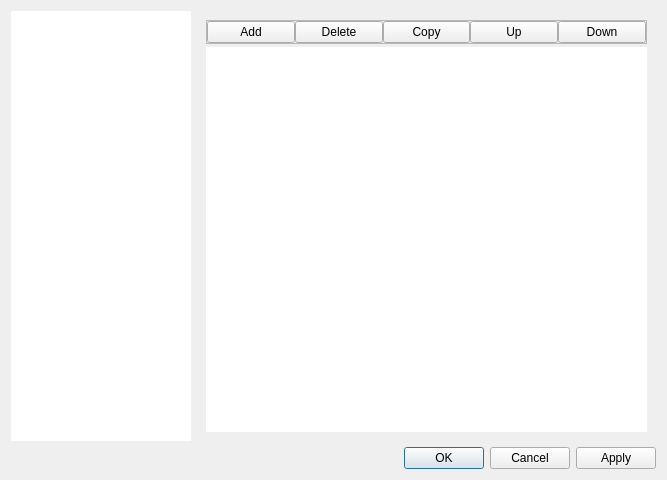
karakirimu/AutoBatchTools, file src/ProfileEditor/settingdialog/settingdialog.ui: the form before one commit.
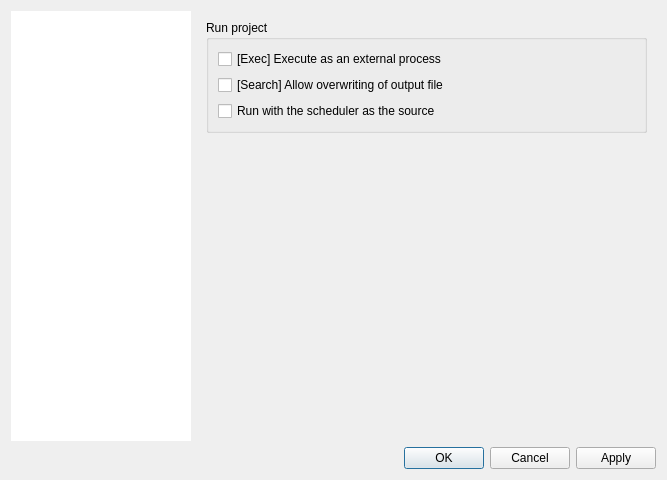
The form after the commit. The open tabs and pages were chosen to show the change. Icons and pictures are not drawn. Custom widgets are drawn as their Qt base class.

```diff
--- a/src/ProfileEditor/settingdialog/settingdialog.ui
+++ b/src/ProfileEditor/settingdialog/settingdialog.ui
@@ -283,36 +283,6 @@
                     </layout>
                    </widget>
                   </item>
-                  <item>
-                   <widget class="QGroupBox" name="groupBox">
-                    <property name="title">
-                     <string>Run project</string>
-                    </property>
-                    <layout class="QVBoxLayout" name="verticalLayout_3">
-                     <item>
-                      <widget class="QCheckBox" name="detachCheckBox">
-                       <property name="text">
-                        <string>[Exec] Execute as an external process</string>
-                       </property>
-                      </widget>
-                     </item>
-                     <item>
-                      <widget class="QCheckBox" name="fsupdateCheckBox">
-                       <property name="text">
-                        <string>[Search] Allow overwriting of output file</string>
-                       </property>
-                      </widget>
-                     </item>
-                     <item>
-                      <widget class="QCheckBox" name="fakeresidentCheckBox">
-                       <property name="text">
-                        <string>Run with the scheduler as the source</string>
-                       </property>
-                      </widget>
-                     </item>
-                    </layout>
-                   </widget>
-                  </item>
                   <item>
                    <spacer name="verticalSpacer_2">
                     <property name="orientation">
@@ -332,42 +302,18 @@
               </item>
              </layout>
             </widget>
-            <widget class="QWidget" name="settingstring">
-             <layout class="QVBoxLayout" name="verticalLayout_7">
-              <property name="spacing">
-               <number>3</number>
-              </property>
+            <widget class="QWidget" name="settingtest">
+             <layout class="QVBoxLayout" name="verticalLayout_6">
               <item>
-               <widget class="QFrame" name="frame_5">
-                <property name="enabled">
-                 <bool>true</bool>
+               <widget class="QGroupBox" name="groupBox">
+                <property name="title">
+                 <string>Run project</string>
                 </property>
-                <property name="frameShape">
-                 <enum>QFrame::StyledPanel</enum>
-                </property>
-                <property name="frameShadow">
-                 <enum>QFrame::Raised</enum>
-                </property>
-                <layout class="QHBoxLayout" name="horizontalLayout_2">
-                 <property name="spacing">
-                  <number>0</number>
-                 </property>
-                 <property name="leftMargin">
-                  <number>0</number>
-                 </property>
-                 <property name="topMargin">
-                  <number>0</number>
-                 </property>
-                 <property name="rightMargin">
-                  <number>0</number>
-                 </property>
-                 <property name="bottomMargin">
-                  <number>0</number>
-                 </property>
+                <layout class="QVBoxLayout" name="verticalLayout_3">
                  <item>
-                  <widget class="QPushButton" name="gAddButton">
+                  <widget class="QCheckBox" name="detachCheckBox">
                    <property name="text">
-                    <string>Add</string>
+                    <string>[Exec] Execute as an external process</string>
                    </property>
                    <property name="icon">
                     <iconset resource="../../../res/resources.qrc">
@@ -376,9 +322,9 @@
                   </widget>
                  </item>
                  <item>
-                  <widget class="QPushButton" name="gDeleteButton">
+                  <widget class="QCheckBox" name="fsupdateCheckBox">
                    <property name="text">
-                    <string>Delete</string>
+                    <string>[Search] Allow overwriting of output file</string>
                    </property>
                    <property name="icon">
                     <iconset resource="../../../res/resources.qrc">
@@ -387,35 +333,9 @@
                   </widget>
                  </item>
                  <item>
-                  <widget class="QPushButton" name="gCopyButton">
+                  <widget class="QCheckBox" name="fakeresidentCheckBox">
                    <property name="text">
-                    <string>Copy</string>
-                   </property>
-                   <property name="icon">
-                    <iconset resource="../../../res/resources.qrc">
-                     <normaloff>:/default_icons/copy.png</normaloff>:/default_icons/copy.png</iconset>
-                   </property>
-                  </widget>
-                 </item>
-                 <item>
-                  <widget class="QPushButton" name="gUpButton">
-                   <property name="text">
-                    <string>Up</string>
-                   </property>
-                   <property name="icon">
-                    <iconset resource="../../../res/resources.qrc">
-                     <normaloff>:/default_icons/arrow_up.png</normaloff>:/default_icons/arrow_up.png</iconset>
-                   </property>
-                  </widget>
-                 </item>
-                 <item>
-                  <widget class="QPushButton" name="gDownButton">
-                   <property name="text">
-                    <string>Down</string>
-                   </property>
-                   <property name="icon">
-                    <iconset resource="../../../res/resources.qrc">
-                     <normaloff>:/default_icons/arrow_down.png</normaloff>:/default_icons/arrow_down.png</iconset>
+                    <string>Run with the scheduler as the source</string>
                    </property>
                   </widget>
                  </item>
@@ -423,17 +343,17 @@
                </widget>
               </item>
               <item>
-               <widget class="StringTable" name="stringTableWidget">
-                <property name="frameShape">
-                 <enum>QFrame::NoFrame</enum>
+               <spacer name="verticalSpacer">
+                <property name="orientation">
+                 <enum>Qt::Vertical</enum>
                 </property>
-                <property name="selectionMode">
-                 <enum>QAbstractItemView::SingleSelection</enum>
+                <property name="sizeHint" stdset="0">
+                 <size>
+                  <width>20</width>
+                  <height>40</height>
+                 </size>
                 </property>
-                <property name="selectionBehavior">
-                 <enum>QAbstractItemView::SelectRows</enum>
-                </property>
-               </widget>
+               </spacer>
               </item>
              </layout>
             </widget>
@@ -652,11 +572,6 @@
   </layout>
  </widget>
  <customwidgets>
-  <customwidget>
-   <class>StringTable</class>
-   <extends>QTableWidget</extends>
-   <header>../stringtable/stringtable.h</header>
-  </customwidget>
   <customwidget>
    <class>SearchTable</class>
    <extends>QTableWidget</extends>
```
Left out of the diff: 8 changed lines with no effect on the pictures.
